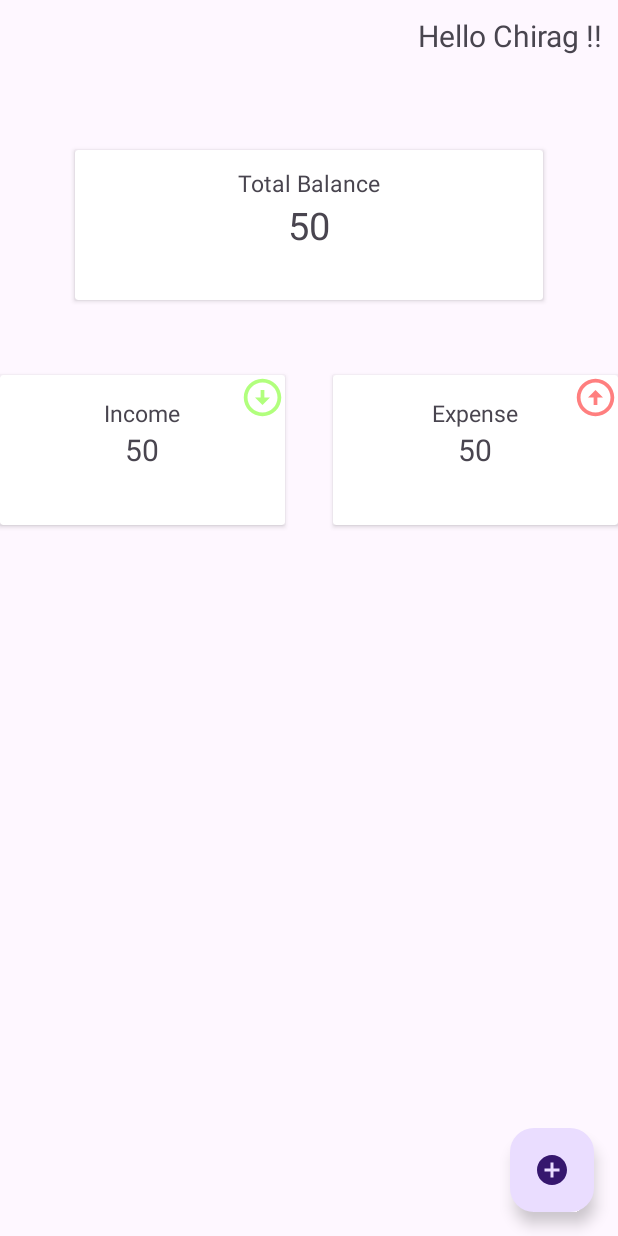
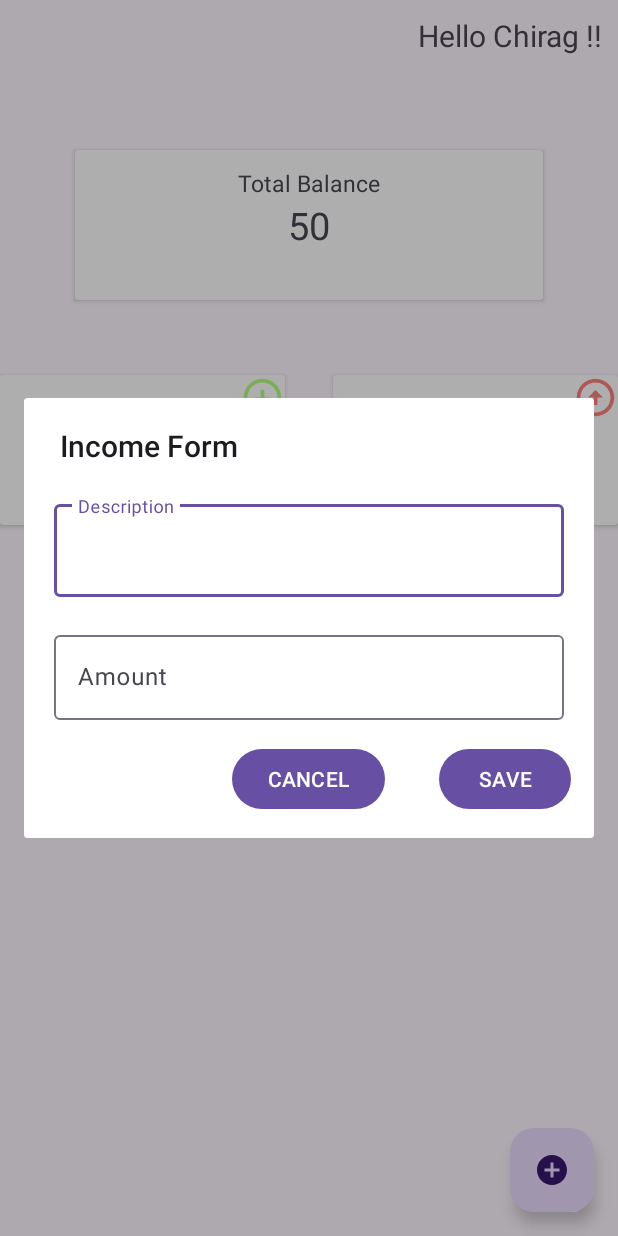
Before and after one commit to Splitz4/splitz, an Android app: the addExpense screen opened directly, with no data from a screen before it, after a tap on an icon or button, on a phone screen of 412 x 824 dp. Run offline under Robolectric (Android 15) with nearby library versions, the phone set to English and light mode, and no system bars.

Commit message:
Added create expense-1 Added create income-1 Added side menu-1

```diff
--- a/app/build.gradle
+++ b/app/build.gradle
@@ -49,4 +49,7 @@ dependencies {
     implementation 'com.github.dhaval2404:imagepicker:2.1'
     implementation 'pub.devrel:easypermissions:3.0.0'
     implementation 'com.vmadalin:easypermissions-ktx:1.0.0'
+    implementation "androidx.navigation:navigation-fragment-ktx:2.3.5"
+    implementation "androidx.navigation:navigation-ui-ktx:2.3.5"
+
 }
--- a/app/src/main/java/com/example/splitz/Home.kt
+++ b/app/src/main/java/com/example/splitz/Home.kt
@@ -4,7 +4,6 @@ import androidx.appcompat.app.AppCompatActivity
 import android.os.Bundle
 import androidx.fragment.app.Fragment
 import com.example.splitz.databinding.ActivityHomeBinding
-import com.example.splitz.databinding.ActivityMainBinding
 import com.google.android.material.bottomnavigation.BottomNavigationItemView
 import com.google.android.material.bottomnavigation.BottomNavigationView
 
--- a/app/src/main/java/com/example/splitz/addExpense.kt
+++ b/app/src/main/java/com/example/splitz/addExpense.kt
@@ -1,11 +1,16 @@
 package com.example.splitz
 
+import android.content.Context
+import android.content.Intent
 import androidx.appcompat.app.AppCompatActivity
 import android.os.Bundle
+import android.view.LayoutInflater
 import android.view.View
 import android.view.animation.Animation
 import android.view.animation.AnimationUtils
+import android.widget.Button
 import android.widget.Toast
+import androidx.appcompat.app.AlertDialog
 import com.google.android.material.floatingactionbutton.FloatingActionButton
 
 class addExpense : AppCompatActivity() {
@@ -30,13 +35,14 @@ class addExpense : AppCompatActivity() {
             onFabButtonClicked()
         }
         add_btn1.setOnClickListener{
-            Toast.makeText(this,"This is Working2", Toast.LENGTH_LONG).show()
+            showPopupFormExp(this)
         }
         add_btn2.setOnClickListener{
-               Toast.makeText(this,"This is Working2", Toast.LENGTH_LONG).show()
+               showPopupFormIncome(this)
         }
 
     }
+
     private fun onFabButtonClicked(){
         setVisibility(clicked)
         setAnimation(clicked)
@@ -74,5 +80,44 @@ class addExpense : AppCompatActivity() {
             add_btn2.isClickable = false
         }
     }
+    private fun showPopupFormExp(context: Context) {
+        val dialogView = LayoutInflater.from(context).inflate(R.layout.create_expense, null)
 
+        val alertDialogBuilder = AlertDialog.Builder(context)
+            .setView(dialogView)
+            .setTitle("Expense Form")
+
+        val alertDialog = alertDialogBuilder.create()
+
+       //  Handle form elements and buttons
+        val submitButton = dialogView.findViewById<Button>(R.id.saveExp)
+        submitButton.setOnClickListener {
+
+          alertDialog.dismiss()
+        }
+
+
+        alertDialog.show()
+    }
+    private fun showPopupFormIncome(context: Context) {
+        val dialogView = LayoutInflater.from(context).inflate(R.layout.create_income, null)
+
+        val alertDialogBuilder = AlertDialog.Builder(context)
+            .setView(dialogView)
+            .setTitle("Income Form")
+
+        val alertDialog = alertDialogBuilder.create()
+
+        // Handle form elements and buttons
+        //val submitButton = dialogView.findViewById<Button>(R.id.submitButton)
+        //submitButton.setOnClickListener {
+        // Handle form submission
+        // ...
+
+        //  alertDialog.dismiss()
+        //}
+
+        // Show the dialog
+        alertDialog.show()
+    }
 }
--- a/app/src/main/java/com/example/splitz/setting_Freg.kt
+++ b/app/src/main/java/com/example/splitz/setting_Freg.kt
@@ -5,6 +5,7 @@ import androidx.fragment.app.Fragment
 import android.view.LayoutInflater
 import android.view.View
 import android.view.ViewGroup
+import androidx.appcompat.app.ActionBarDrawerToggle
 
 // TODO: Rename parameter arguments, choose names that match
 // the fragment initialization parameters, e.g. ARG_ITEM_NUMBER
@@ -29,6 +30,7 @@ class setting_Freg : Fragment() {
         }
     }
 
+    lateinit var toggle : ActionBarDrawerToggle
     override fun onCreateView(
         inflater: LayoutInflater, container: ViewGroup?,
         savedInstanceState: Bundle?
--- /dev/null
+++ b/app/src/main/res/drawable/logout.xml
@@ -0,0 +1,6 @@
+<vector android:alpha="0.69" android:autoMirrored="true"
+    android:height="24dp" android:tint="#000000"
+    android:viewportHeight="24" android:viewportWidth="24"
+    android:width="24dp" xmlns:android="http://schemas.android.com/apk/res/android">
+    <path android:fillColor="@android:color/white" android:pathData="M17,7l-1.41,1.41L18.17,11H8v2h10.17l-2.58,2.58L17,17l5,-5zM4,5h8V3H4c-1.1,0 -2,0.9 -2,2v14c0,1.1 0.9,2 2,2h8v-2H4V5z"/>
+</vector>
--- /dev/null
+++ b/app/src/main/res/layout/create_income.xml
@@ -0,0 +1,67 @@
+<?xml version="1.0" encoding="utf-8"?>
+<!-- res/layout/popup_form.xml -->
+<RelativeLayout
+    xmlns:android="http://schemas.android.com/apk/res/android"
+    android:layout_width="match_parent"
+    android:layout_height="wrap_content"
+    android:orientation="vertical"
+    >
+
+    <com.google.android.material.textfield.TextInputLayout
+        android:id="@+id/expenseDescription"
+        android:layout_width="match_parent"
+        android:layout_height="wrap_content"
+        android:hint="Description"
+        android:padding="20dp"
+        >
+        <com.google.android.material.textfield.TextInputEditText
+            android:layout_width="match_parent"
+            android:layout_height="match_parent"
+            android:padding="20dp">
+
+        </com.google.android.material.textfield.TextInputEditText>
+    </com.google.android.material.textfield.TextInputLayout>
+    <com.google.android.material.textfield.TextInputLayout
+        android:id="@+id/expenseAmount"
+        android:layout_width="match_parent"
+        android:layout_height="wrap_content"
+        android:hint="Amount"
+        android:layout_below="@+id/expenseDescription"
+        android:paddingLeft="20dp"
+        android:paddingRight="20dp"
+
+        >
+        <com.google.android.material.textfield.TextInputEditText
+            android:layout_width="match_parent"
+            android:layout_height="match_parent"
+            android:paddingLeft="20dp"
+            android:paddingRight="20dp"
+            android:layout_below="@+id/expenseDescription"
+            >
+
+        </com.google.android.material.textfield.TextInputEditText>
+    </com.google.android.material.textfield.TextInputLayout>
+    <com.google.android.material.button.MaterialButton
+        android:id="@+id/saveExp"
+        android:layout_width="wrap_content"
+        android:layout_height="wrap_content"
+        android:layout_below="@+id/expenseAmount"
+        android:layout_alignParentEnd="true"
+        android:layout_marginRight="15dp"
+        android:layout_marginTop="15dp"
+        android:text="SAVE"
+        android:layout_marginBottom="15dp"
+        >
+
+    </com.google.android.material.button.MaterialButton>
+    <com.google.android.material.button.MaterialButton
+        android:layout_width="wrap_content"
+        android:layout_height="wrap_content"
+        android:layout_below="@+id/expenseAmount"
+        android:layout_centerHorizontal="true"
+        android:layout_marginTop="15dp"
+        android:text="CANCEL"
+        >
+
+    </com.google.android.material.button.MaterialButton>
+</RelativeLayout>
```
Also changed, not shown: app/src/main/AndroidManifest.xml (+14 -11 lines), app/src/main/java/com/example/splitz/MainActivity.kt (deleted, +0 -22 lines), app/src/main/java/com/example/splitz/create_Group.kt (+18 -2 lines), app/src/main/java/com/example/splitz/home_Freg.kt (+33 -1 lines), app/src/main/res/layout/activity_main.xml (deleted, +0 -21 lines), app/src/main/res/layout/create_expense.xml (added, +67 -0 lines), app/src/main/res/layout/fragment_home__freg.xml (+38 -19 lines), app/src/main/res/layout/fragment_setting__freg.xml (+15 -10 lines), app/src/main/res/menu/nav_side.xml (added, +24 -0 lines), app/src/main/res/drawable/background.png (added), app/src/main/res/drawable/createxp.png (added).
